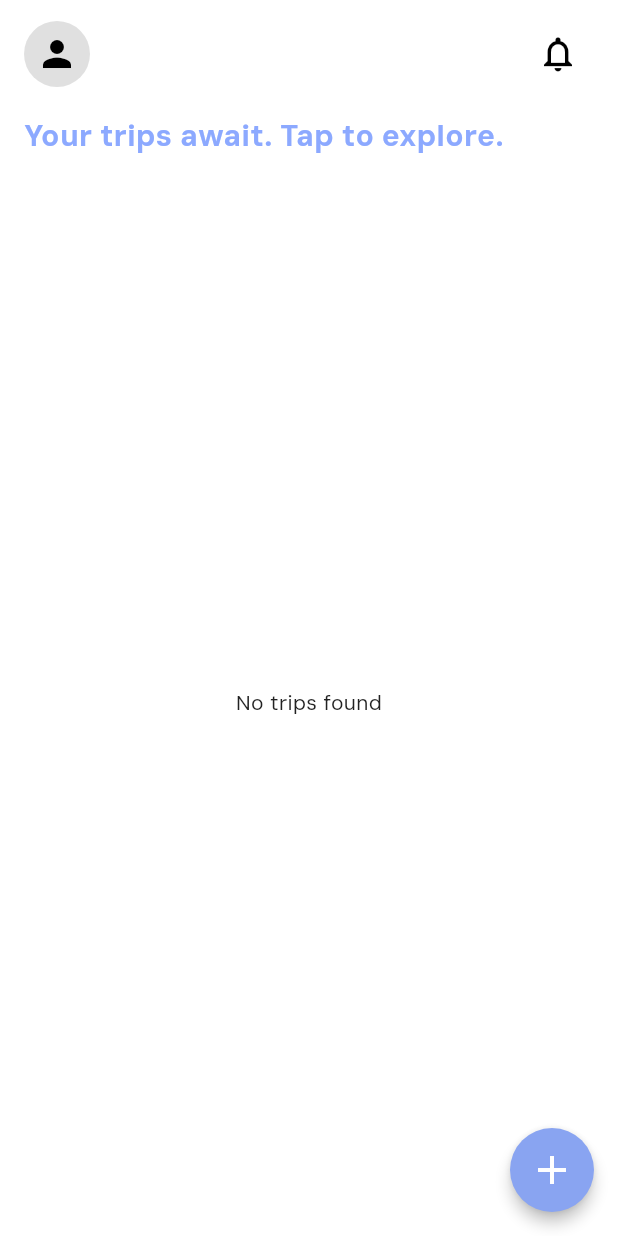
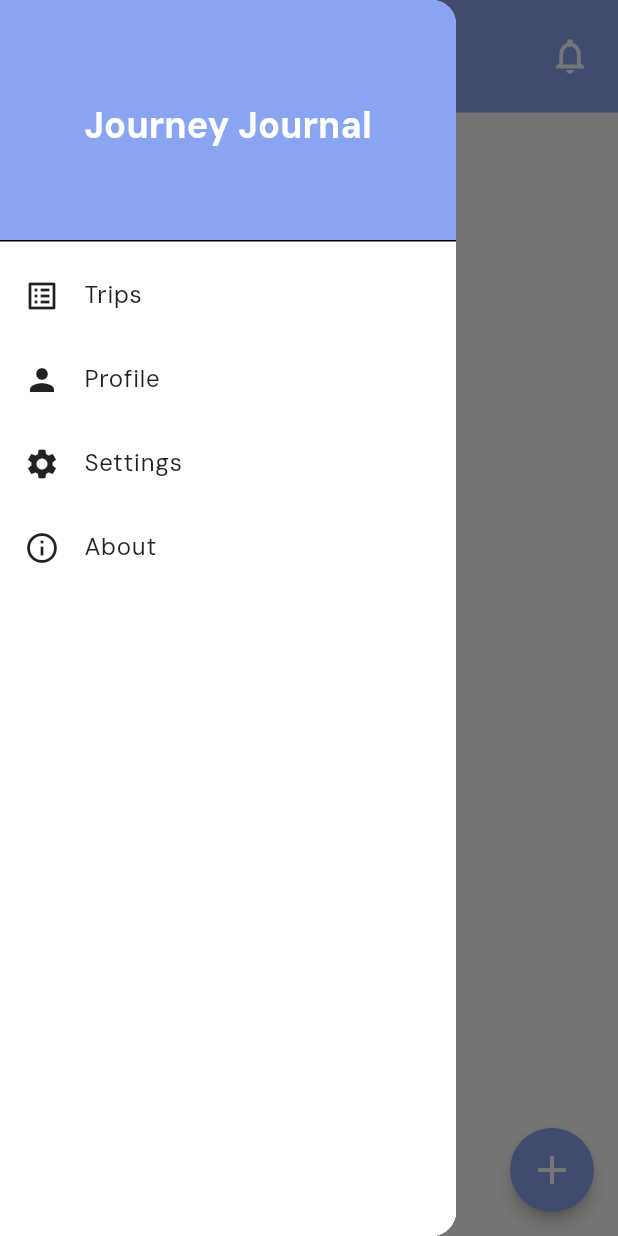
Before and after one commit to Chhun-Nika/JourneyJournal_app, a Flutter app: the TripListScreen screen opened directly, with the side drawer open (before the commit the screen has no drawer), on a phone screen of 412 x 824 dp. Run offline on Flutter 3.47's test engine with Material 3 defaults, Android fonts, the light colour scheme and no system bars; our stand-ins replace go_router, shared_preferences, sqflite; accounts and stored records are empty.

Commit message:
fix trip creation and add drawer and bottom nav bar, fix ui

```diff
--- /dev/null
+++ b/devtools_options.yaml
@@ -0,0 +1,3 @@
+description: This file stores settings for Dart & Flutter DevTools.
+documentation: https://docs.flutter.dev/tools/devtools/extensions#configure-extension-enablement-states
+extensions:
--- /dev/null
+++ b/lib/data/preferences/user_preferences.dart
@@ -0,0 +1,43 @@
+import 'package:shared_preferences/shared_preferences.dart';
+import '../../model/user.dart';
+
+class UserPreference {
+  static const _keyUserId = 'user_id';
+  static const _keyName = 'user_name';
+  static const _keyEmail = 'user_email';
+
+  // Save user info in SharedPreferences
+  static Future<void> saveUser(User user) async {
+    final prefs = await SharedPreferences.getInstance();
+    await prefs.setString(_keyUserId, user.userId);
+    await prefs.setString(_keyName, user.name);
+    await prefs.setString(_keyEmail, user.email);
+  }
+
+  // Get current user from SharedPreferences
+  static Future<User?> getUser() async {
+    final prefs = await SharedPreferences.getInstance();
+    final userId = prefs.getString(_keyUserId);
+    final name = prefs.getString(_keyName);
+    final email = prefs.getString(_keyEmail);
+
+    // password should not stored inside the share preferences
+    if (userId != null && name != null && email != null) {
+      return User(
+        userId: userId,
+        name: name,
+        email: email,
+        password: '',
+      );
+    }
+    return null;
+  }
+
+  // Clear user info (on logout)
+  static Future<void> clearUser() async {
+    final prefs = await SharedPreferences.getInstance();
+    await prefs.remove(_keyUserId);
+    await prefs.remove(_keyName);
+    await prefs.remove(_keyEmail);
+  }
+}
--- a/lib/main.dart
+++ b/lib/main.dart
@@ -1,7 +1,7 @@
 import 'package:flutter/material.dart';
 import 'package:journey_journal_app/data/database/database_helper.dart';
 import 'package:journey_journal_app/ui/shared/theme/app_theme.dart';
-import 'router/app_router.dart' ; // <-- your separate GoRouter file
+import 'router/app_router.dart' ;
 
 void main() async {
   WidgetsFlutterBinding.ensureInitialized();
@@ -22,7 +22,7 @@ class MyApp extends StatelessWidget {
       title: 'Journey Journal',
       debugShowCheckedModeBanner: false,
       theme: AppTheme.lightTheme,
-      routerConfig: appRouter, // <-- use your separate router
+      routerConfig: appRouter,
     );
   }
 }
--- a/lib/router/app_router.dart
+++ b/lib/router/app_router.dart
@@ -1,9 +1,10 @@
 import 'package:flutter/material.dart';
 import 'package:go_router/go_router.dart';
-import 'package:journey_journal_app/ui/trip/trip_page.dart';
-
+import 'package:journey_journal_app/ui/home/home_screen.dart';
+import 'package:journey_journal_app/ui/trip/trip_screen.dart';
 import '../ui/auth/login_screen.dart';
 import '../ui/auth/register_screen.dart';
+import '../ui/trip/trip_form.dart';
 import '../ui/welcome/welcome_screen.dart';
 
 
@@ -31,11 +32,21 @@ final GoRouter appRouter = GoRouter(
       builder: (context, state) => const RegisterScreen(),
     ),
 
-    // Home Screen (after login/register)
+    // Home Screen
+    // GoRoute(
+    //   path: '/trips',
+    //   name: 'trips',
+    //   builder: (context, state) => const TripListScreen(),
+    // ),
     GoRoute(
       path: '/trips',
-      name: 'trips',
-      builder: (context, state) => const TripPage(),
+      builder: (context, state) => const HomeScreen(),
+      routes: [
+        GoRoute(
+          path: 'create', // full path: /trips/create
+          builder: (context, state) => const TripForm(),
+        ),
+      ],
     ),
   ],
 
--- /dev/null
+++ b/lib/ui/home/home_screen.dart
@@ -0,0 +1,22 @@
+import 'package:flutter/material.dart';
+import 'package:journey_journal_app/ui/shared/widgets/app_bottom_bar.dart';
+import '../profile/profile.dart';
+import '../trip/trip_screen.dart';
+
+class HomeScreen extends StatelessWidget {
+  const HomeScreen({super.key});
+
+  @override
+  Widget build(BuildContext context) {
+    return BottomNavScaffold(
+      screens: const [
+        TripListScreen(),
+        Profile(),
+      ],
+      items: const [
+        BottomNavigationBarItem(icon: Icon(Icons.list_alt), label: 'Trips'),
+        BottomNavigationBarItem(icon: Icon(Icons.person), label: 'Profile'),
+      ],
+    );
+  }
+}
--- /dev/null
+++ b/lib/ui/profile/profile.dart
@@ -0,0 +1,9 @@
+import 'package:flutter/material.dart';
+
+class Profile extends StatelessWidget {
+  const Profile ({super.key});
+  @override
+  Widget build(BuildContext context) {
+    return Scaffold(body: Center(child: Text("My profile")),);
+  }
+}
--- a/lib/ui/shared/theme/app_theme.dart
+++ b/lib/ui/shared/theme/app_theme.dart
@@ -76,7 +76,7 @@ class AppTheme {
           fontSize: 16,
           fontWeight: FontWeight.bold,
         ),
-        elevation: 1, // lighter shadow (default is usually 4)
+        elevation: 0, // lighter shadow (default is usually 4)
       // optional: softer colored shadow
       ),
     ),
--- /dev/null
+++ b/lib/ui/shared/widgets/home_app_drawer.dart
@@ -0,0 +1,75 @@
+import 'package:flutter/material.dart';
+import 'package:go_router/go_router.dart';
+import '../theme/app_theme.dart';
+
+class AppDrawer extends StatelessWidget {
+  const AppDrawer({super.key});
+
+  @override
+  Widget build(BuildContext context) {
+
+    Widget buildDrawerItem({
+      required String title,
+      required IconData icon,
+      required String route,
+    }) {
+      return ListTile(
+        leading: Icon(icon, color: AppTheme.textColor),
+        title: Text(
+          title,
+          style: TextStyle(
+            fontWeight: FontWeight.normal,
+            color: AppTheme.textColor,
+          ),
+        ),
+        onTap: () {
+          Navigator.pop(context); // Close drawer
+          context.go(route); // Navigate to route
+        },
+      );
+    }
+
+    return Drawer(
+      child: Container(
+        color: AppTheme.backgroundColor,
+        child: ListView(
+          padding: EdgeInsets.zero,
+          children: [
+            DrawerHeader(
+              decoration: BoxDecoration(color: AppTheme.primaryColor),
+              child: Center(
+                child: Text(
+                  'Journey Journal',
+                  style: Theme.of(context).textTheme.headlineSmall?.copyWith(
+                    color: Colors.white,
+                    fontWeight: FontWeight.bold,
+                  ),
+                ),
+              ),
+            ),
+            buildDrawerItem(
+              title: 'Trips',
+              icon: Icons.list_alt,
+              route: '/trips',
+            ),
+            buildDrawerItem(
+              title: 'Profile',
+              icon: Icons.person,
+              route: '/profile',
+            ),
+            buildDrawerItem(
+              title: 'Settings',
+              icon: Icons.settings,
+              route: '/settings',
+            ),
+            buildDrawerItem(
+              title: 'About',
+              icon: Icons.info_outline,
+              route: '/about',
+            ),
+          ],
+        ),
+      ),
+    );
+  }
+}
--- a/lib/ui/trip/trip_screen.dart
+++ b/lib/ui/trip/trip_screen.dart
@@ -1,9 +1,15 @@
 import 'package:flutter/material.dart';
+import 'package:go_router/go_router.dart';
 import 'package:journey_journal_app/model/trip.dart';
+import 'package:journey_journal_app/model/user.dart';
 import 'package:journey_journal_app/data/repository/trip.repo.dart';
-import 'package:journey_journal_app/ui/shared/create_button.dart';
-import 'package:journey_journal_app/ui/trip/trip_form.dart';
+import 'package:journey_journal_app/data/preferences/user_preferences.dart';
+import 'package:journey_journal_app/ui/profile/profile.dart';
+import 'package:journey_journal_app/ui/shared/widgets/app_bottom_bar.dart';
+import 'package:journey_journal_app/ui/shared/widgets/create_button.dart';
+import '../shared/widgets/home_app_drawer.dart';
 import 'trip_tile_widget.dart';
+import '../shared/theme/app_theme.dart'; // your reusable AppDrawer
 
 class TripListScreen extends StatefulWidget {
   const TripListScreen({super.key});
@@ -13,18 +19,40 @@ class TripListScreen extends StatefulWidget {
 }
 
 class _TripListScreenState extends State<TripListScreen> {
-  final String dummyUserId = 'test_user_123';
   List<Trip> trips = [];
   bool isLoading = true;
+  User? currentUser;
 
   @override
   void initState() {
     super.initState();
-    _loadTrips();
+    _initialize();
+  }
+
+  Future<void> _initialize() async {
+    await _loadCurrentUser();
+    if (currentUser != null) {
+      await _loadTrips();
+    } else {
+      if (!mounted) return;
+      setState(() => isLoading = false);
+    }
+  }
+
+  Future<void> _loadCurrentUser() async {
+    final user = await UserPreference.getUser();
+    if (!mounted) return;
+    setState(() {
+      currentUser = user;
+    });
   }
 
   Future<void> _loadTrips() async {
-    final loadedTrips = await TripRepository().getUserTrips(dummyUserId);
+    if (currentUser == null) return;
+    final loadedTrips = await TripRepository().getUserTrips(
+      currentUser!.userId,
+    );
+    if (!mounted) return;
     setState(() {
       trips = loadedTrips;
       isLoading = false;
@@ -32,70 +60,108 @@ class _TripListScreenState extends State<TripListScreen> {
   }
 
   Future<void> _navigateToCreateTrip() async {
-    // Push TripForm and wait for result (true if created)
-    final created = await Navigator.push<bool>(
-      context,
-      MaterialPageRoute(builder: (_) => const TripForm()),
-    );
-
-    if (created == true) {
-      _loadTrips();
+    if (currentUser == null) return;
+    final createdTrip = await context.push<Trip>('/trips/create');
+    if (createdTrip != null) {
+      setState(() => trips.add(createdTrip));
     }
   }
 
   @override
   Widget build(BuildContext context) {
     return Scaffold(
-      backgroundColor: Colors.white,
+      backgroundColor: AppTheme.backgroundColor,
+      drawer: const AppDrawer(), // Add your reusable drawer here
+      appBar: AppBar(
+        toolbarHeight: 75,
+        titleSpacing: 0,
+        backgroundColor: AppTheme.primaryColor,
+        foregroundColor: Colors.white,
+        // elevation: 3,
+        title: GestureDetector(
+          onTap: () {
+            // Navigate to Profile page
+            context.push('/profile');
+          },
+          child: Row(
+            children: [
+              Padding(
+                padding: const EdgeInsets.only(right: 16),
+                child: CircleAvatar(
+                  radius: 20,
+                  backgroundColor: AppTheme.secondaryColor,
+                  child: Text(
+                    currentUser != null && currentUser!.name.isNotEmpty
+                        ? currentUser!.name.substring(0, 1).toUpperCase()
+                        : '?',
+                    style: const TextStyle(
+                      color: Colors.white,
+                      fontWeight: FontWeight.bold,
+                    ),
+                  ),
+                ),
+              ),
+              Column(
+                crossAxisAlignment: CrossAxisAlignment.start,
+                children: [
+                  Text(
+                    currentUser?.name ?? 'User',
+                    style: Theme.of(context).textTheme.titleLarge?.copyWith(
+                      color: Colors.white,
+                      fontWeight: FontWeight.bold,
+                    ),
+                  ),
+                  Text(
+                    "Welcome back!",
+                    style: Theme.of(context).textTheme.bodyMedium?.copyWith(
+                      color: Colors.white,
+                      fontWeight: FontWeight.bold,
+                    ),
+                  ),
+                ],
+              ),
+            ],
+          ),
+        ),
+        actions: [
+          Padding(
+            padding: const EdgeInsets.all(8.0),
+            child: IconButton(
+              icon: const Icon(Icons.notifications_none, size: 28),
+              onPressed: () {
+                // You can navigate to a notifications page here
+              },
+            ),
+          ),
+        ],
+      ),
       floatingActionButton: CreateButton(
         onPressed: _navigateToCreateTrip,
         tooltip: 'Create New Trip',
       ),
-      body: SafeArea(
-        child: Padding(
-          padding: const EdgeInsets.symmetric(horizontal: 16, vertical: 12),
+      body: Padding(
+        padding: const EdgeInsets.symmetric(horizontal: 18, vertical: 12),
         child: Column(
           crossAxisAlignment: CrossAxisAlignment.start,
           children: [
-              Row(
-                mainAxisAlignment: MainAxisAlignment.spaceBetween,
-                children: [
-                  CircleAvatar(
-                    radius: 22,
-                    backgroundColor: Colors.grey.shade300,
-                    child: const Icon(
-                      Icons.person,
-                      color: Colors.black,
-                      size: 28,
+            const SizedBox(height: 8),
+            Text(
+              "Your trips await. Tap to explore.",
+              style: Theme.of(
+                context,
+              ).textTheme.bodyLarge?.copyWith(color: AppTheme.primaryColor),
             ),
-                  ),
-                  IconButton(
-                    icon: const Icon(Icons.notifications_none, size: 28),
-                    color: Colors.black,
-                    onPressed: () {},
-                  ),
-                ],
-              ),
-
             const SizedBox(height: 16),
-
-              // Subtitle text
-              const Text(
-                "Your trips await. Tap to explore.",
-                style: TextStyle(
-                  fontSize: 20,
-                  fontWeight: FontWeight.w700,
-                  color: Color(0xFF8CA9FF),
-                ),
-              ),
-
-              const SizedBox(height: 20),
-
             Expanded(
               child: isLoading
                   ? const Center(child: CircularProgressIndicator())
                   : trips.isEmpty
-                    ? const Center(child: Text('No trips found'))
+                  ? Center(
+                      child: Text(
+                        'No trips found',
+                        style: Theme.of(context).textTheme.bodyLarge,
+                      ),
+                    )
                   : ListView.builder(
                       itemCount: trips.length,
                       itemBuilder: (context, index) {
@@ -104,6 +170,9 @@ class _TripListScreenState extends State<TripListScreen> {
                           tripName: trip.title,
                           startDate: trip.startDate,
                           endDate: trip.endDate,
+                          onTap: () {
+                            // You can add navigation to trip details here
+                          },
                         );
                       },
                     ),
@@ -111,7 +180,6 @@ class _TripListScreenState extends State<TripListScreen> {
           ],
         ),
       ),
-      ),
     );
   }
 }
--- a/pubspec.yaml
+++ b/pubspec.yaml
@@ -39,9 +39,11 @@ dependencies:
   sqflite_common_ffi: ^2.3.6
   go_router: ^14.2.7
 
+
   # The following adds the Cupertino Icons font to your application.
   # Use with the CupertinoIcons class for iOS style icons.
   cupertino_icons: ^1.0.8
+  shared_preferences: ^2.5.4
 
 dev_dependencies:
   flutter_test:
```
Also changed, not shown: lib/data/repository/user_repo.dart (+22 -4 lines), lib/ui/auth/login_screen.dart (+13 -11 lines), lib/ui/shared/widgets/app_bottom_bar.dart (added, +48 -0 lines), lib/ui/shared/widgets/app_date_field.dart (renamed from lib/ui/shared/app_date_field.dart, +26 -5 lines), lib/ui/trip/trip_form.dart (+80 -71 lines), lib/ui/trip/trip_page.dart (deleted, +0 -10 lines), lib/ui/trip/trip_tile_widget.dart (+28 -19 lines), lib/ui/utils/date_validator.dart (added, +48 -0 lines), lib/ui/shared/widgets/create_button.dart (renamed from lib/ui/shared/create_button.dart), pubspec.lock, 1 other file. Lines whose indentation alone changed are shown as unchanged.
